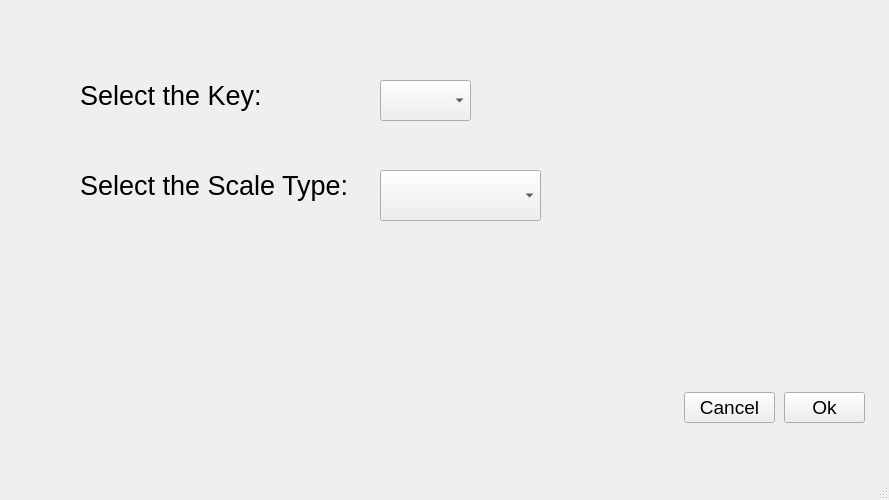
Before: the Qt Designer form ShowFretBoardNotes/notewindow.ui in ThinkRORBOT/ScaleGuide, drawn with Qt 5.
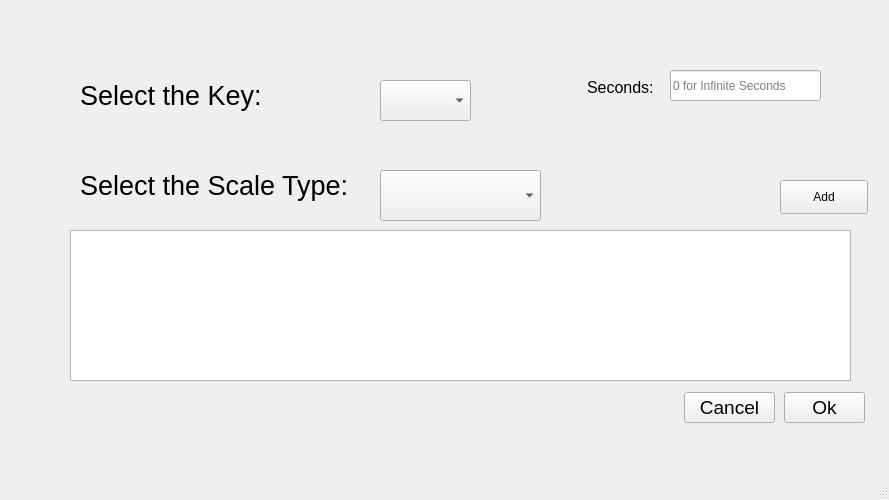
After: the same form once the commit is applied.

Commit message: ui progress for note window and link scalewindow to note window

Diff of the .ui file:
```diff
--- a/ShowFretBoardNotes/notewindow.ui
+++ b/ShowFretBoardNotes/notewindow.ui
@@ -134,6 +134,60 @@
      </font>
     </property>
    </widget>
+   <widget class="QLabel" name="secondsLabel">
+    <property name="geometry">
+     <rect>
+      <x>587</x>
+      <y>77</y>
+      <width>71</width>
+      <height>21</height>
+     </rect>
+    </property>
+    <property name="font">
+     <font>
+      <pointsize>12</pointsize>
+     </font>
+    </property>
+    <property name="text">
+     <string>Seconds:</string>
+    </property>
+   </widget>
+   <widget class="QLineEdit" name="secondsInput">
+    <property name="geometry">
+     <rect>
+      <x>670</x>
+      <y>70</y>
+      <width>151</width>
+      <height>31</height>
+     </rect>
+    </property>
+    <property name="placeholderText">
+     <string>0 for Infinite Seconds</string>
+    </property>
+   </widget>
+   <widget class="QListWidget" name="scaleList">
+    <property name="geometry">
+     <rect>
+      <x>70</x>
+      <y>230</y>
+      <width>781</width>
+      <height>151</height>
+     </rect>
+    </property>
+   </widget>
+   <widget class="QPushButton" name="addButton">
+    <property name="geometry">
+     <rect>
+      <x>780</x>
+      <y>180</y>
+      <width>88</width>
+      <height>34</height>
+     </rect>
+    </property>
+    <property name="text">
+     <string>Add</string>
+    </property>
+   </widget>
   </widget>
   <widget class="QMenuBar" name="menubar">
    <property name="geometry">
```
Left out of the diff: 2 changed lines with no effect on the pictures. The commit also changes 3 other files.
